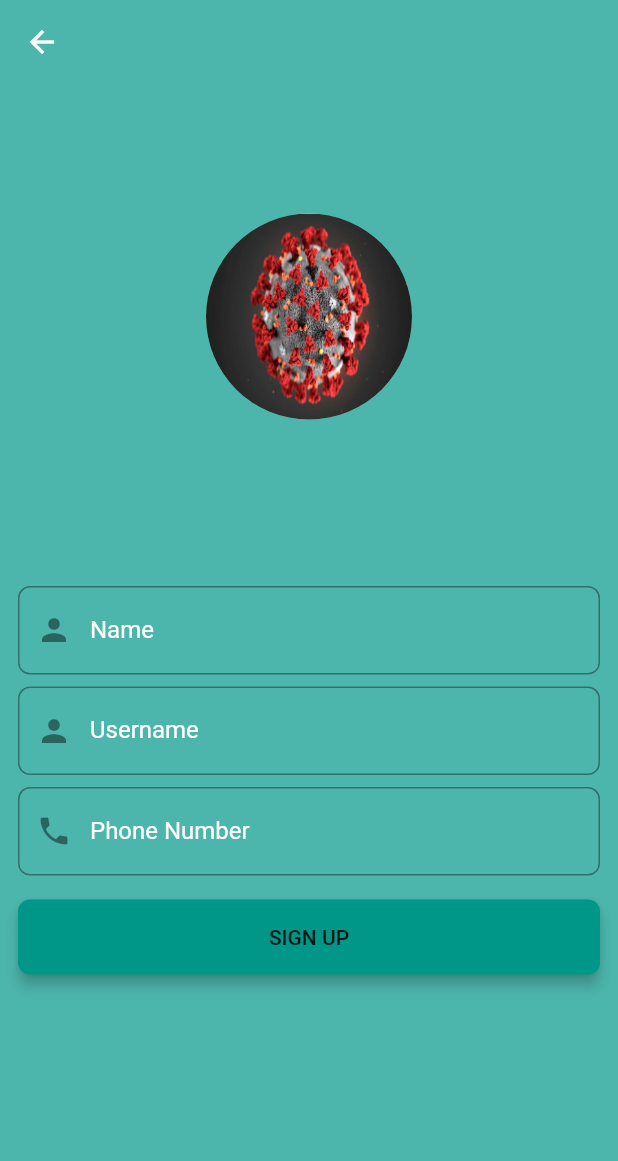
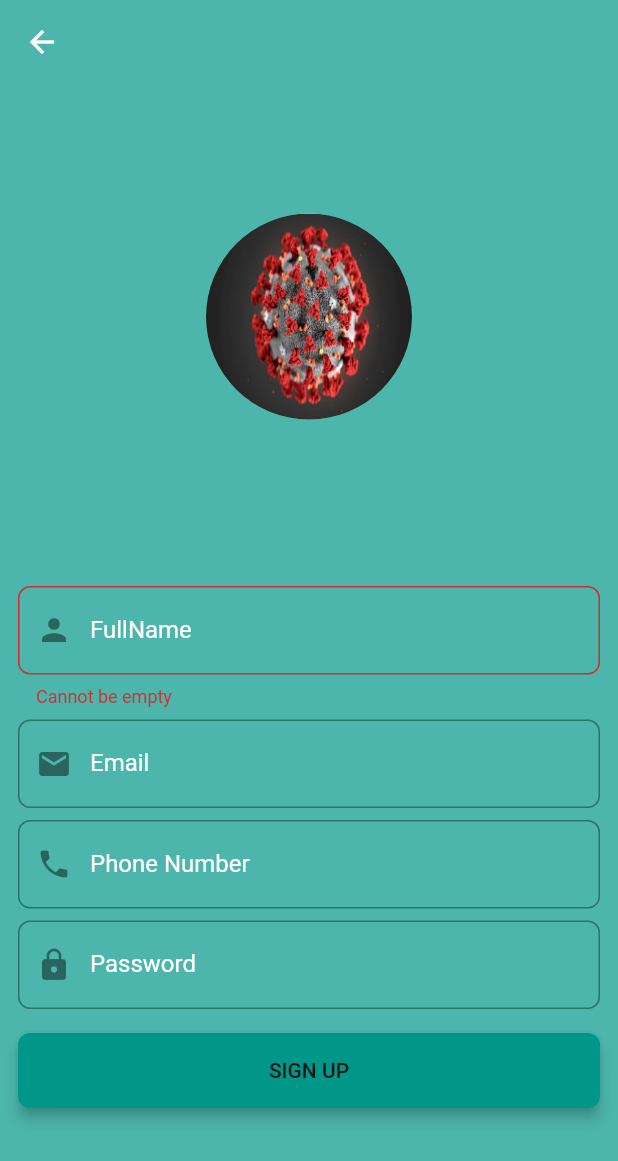
Before and after one commit to chuksmoz/2meters, a Flutter app: the screen it shows after launch, after a tap on "New User? Create account", on a phone screen of 412 x 824 dp. Shown: the top 1161 px of the screen. Run offline on Flutter 3.47's test engine with Material 2 defaults, Android fonts, the phone set to English and light mode, and no system bars; our stand-ins replace auto_route, bloc, cloud_firestore, dartz, firebase_auth, flushbar and 5 more; missing offline and left inert: nearby_connections; accounts and stored records are empty; generated files the repository leaves out were written again.

Commit message:
Pluged in Sign Up Form Bloc to Sign up form

```diff
--- /dev/null
+++ b/lib/src/application/auth/sign_up_form/sign_up_form_event.dart
@@ -0,0 +1,12 @@
+part of 'sign_up_form_bloc.dart';
+
+@freezed
+@immutable
+abstract class SignUpFormEvent with _$SignUpFormEvent{
+  const factory SignUpFormEvent.fullnameChange(String fullnameStr) =  _FullnameChange;
+  const factory SignUpFormEvent.emailChange(String emailStr) =  _EmailChange;
+  const factory SignUpFormEvent.passwordChange(String passwordStr) =  _PasswordChange;
+  const factory SignUpFormEvent.phoneNumberChange(String phoneNumbetStr) =  _PhoneNumberChange;
+  const factory SignUpFormEvent.registerUser() = _RegisterUser;
+
+}
--- /dev/null
+++ b/lib/src/application/auth/sign_up_form/sign_up_form_state.dart
@@ -0,0 +1,14 @@
+part of 'sign_up_form_bloc.dart';
+
+@freezed
+@immutable
+abstract class SignUpFormState with _$SignUpFormState{
+  factory SignUpFormState.initial() => SignUpFormState(user: User.empty(), formIsSumbmiting: false, showErrorMessage: false, authFailureOrSuccessOption: none());
+  const factory SignUpFormState({
+    @required User user,
+    @required bool formIsSumbmiting,
+    @required bool showErrorMessage,
+    @required Option<Either<AuthFailure, Unit>> authFailureOrSuccessOption,
+
+  }) = _SignUpFormState;
+}
--- a/lib/src/domain/user/user.dart
+++ b/lib/src/domain/user/user.dart
@@ -1,6 +1,8 @@
+import 'package:dartz/dartz.dart';
 import 'package:flutter/foundation.dart';
 import 'package:freezed_annotation/freezed_annotation.dart';
 import 'package:two_meters/src/domain/auth/value_object.dart';
+import 'package:two_meters/src/domain/core/failures.dart';
 
 part 'user.freezed.dart';
 
@@ -8,8 +10,26 @@ part 'user.freezed.dart';
 abstract class User with _$User {
 
    const factory User({
-    String id, @required FullName fullName, @required Email email, @required Password password, @required PhoneNumber phoneNumber,
+    String id,
+    @required FullName fullName,
+    @required Email email,
+    @required Password password,
+    @required PhoneNumber phoneNumber,
   })= _User;
 
-  factory User.empty() => User(fullName: FullName(''), email: Email(''), password: Password(''), phoneNumber: PhoneNumber(''));
+  factory User.empty() => User(
+    fullName: FullName(''),
+    email: Email(''),
+    password: Password(''),
+    phoneNumber: PhoneNumber('')
+  );
 }
+
+extension UserX on User{
+  Option<ValueFailure<dynamic>> get failureOption =>
+  fullName.failureOrUnit
+  .andThen(email.failureOrUnit)
+  .andThen(password.failureOrUnit)
+  .andThen(phoneNumber.failureOrUnit)
+  .fold((f) => some(f), (_) => none());
+}
--- a/lib/src/injectable.iconfig.dart
+++ b/lib/src/injectable.iconfig.dart
@@ -9,6 +9,7 @@ import 'package:two_meters/src/infrastructure/core/firebase_injectable_module.da
 import 'package:cloud_firestore/cloud_firestore.dart';
 import 'package:two_meters/src/infrastructure/auth/auth_repository.dart';
 import 'package:two_meters/src/domain/auth/i_auth_repository.dart';
+import 'package:two_meters/src/application/auth/sign_up_form/sign_up_form_bloc.dart';
 import 'package:two_meters/src/application/auth/auth_bloc.dart';
 import 'package:get_it/get_it.dart';
 
@@ -17,6 +18,7 @@ void $initGetIt(GetIt g, {String environment}) {
   g.registerLazySingleton<FirebaseAuth>(
       () => firebaseInjectableModule.firebaseAuth);
   g.registerLazySingleton<Firestore>(() => firebaseInjectableModule.firestore);
+  g.registerFactory<SignUpFormBloc>(() => SignUpFormBloc(g<IAuthRepository>()));
   g.registerFactory<AuthBloc>(() => AuthBloc(g<IAuthRepository>()));
 
   //Register prod Dependencies --------
--- a/lib/src/presentation/screens/sign_up/sign_up_screen.dart
+++ b/lib/src/presentation/screens/sign_up/sign_up_screen.dart
@@ -1,6 +1,10 @@
 import 'dart:ui';
 
+import 'package:flushbar/flushbar.dart';
 import 'package:flutter/material.dart';
+import 'package:flutter_bloc/flutter_bloc.dart';
+import 'package:two_meters/src/application/auth/sign_up_form/sign_up_form_bloc.dart';
+import 'package:two_meters/src/injectable.dart';
 
 class SignUpScreen extends StatelessWidget {
   //ComputeCallback();
@@ -16,8 +20,9 @@ class SignUpScreen extends StatelessWidget {
       backgroundColor: Colors.teal[300],
 
 
-      body: SingleChildScrollView(
-
+      body: BlocProvider(
+        create: (_) => getIt<SignUpFormBloc>(),
+        child: SingleChildScrollView(
         padding: EdgeInsets.all(4),
           child: Column(
             children: [
@@ -39,37 +44,103 @@ class SignUpScreen extends StatelessWidget {
               SizedBox(height: screenHeight/8),
               Container(
                 margin: EdgeInsets.all(8),
+                child: BlocConsumer<SignUpFormBloc, SignUpFormState>(
+                  listener: (_, state) =>
+                  state.authFailureOrSuccessOption.fold(
+                    () => {},
+                    (either) => either.fold(
+                      (failures) => Flushbar(
+                        message: failures.map(
+                          serverError: (_) => "System Clich",
+                          phoneNumberAlreadyInUse: (_) => "Phone Number already exit",
+                          invalidEmailAndPasswordCombination: (_) => "System Clich"
+                        ),
+
+                      ),
+                      (r) => (){}
+                    )
+                  ),
+                  builder: (context, state) =>
+                    Form(
+                      autovalidate: true,
                       child: Column(
                         children: [
                           TextFormField(
                             decoration: InputDecoration(
-                labelText: "Name",
+                              labelText: "FullName",
                               prefixIcon: Icon(Icons.person),
                               labelStyle: const TextStyle(
                                 color: Colors.white,
                               ),
                             ),
-
+                            onChanged: (value){
+                              context.bloc<SignUpFormBloc>().add(SignUpFormEvent.fullnameChange(value));
+                            },
+                            validator: (_) => state.user.fullName.value.fold(
+                              (failures) => failures.maybeMap(
+                                empty: (_) => 'Cannot be empty',
+                                orElse: () => null
+                              ),
+                              (r) => null),
                           ),
                           SizedBox(height: 8,),
                           TextFormField(
+                            keyboardType: TextInputType.emailAddress,
                             decoration: InputDecoration(
-                labelText: "Username",
-                prefixIcon: Icon(Icons.person),
+                              labelText: "Email",
+                              prefixIcon: Icon(Icons.email),
                               labelStyle: const TextStyle(
                                 color: Colors.white,
                               ),
                             ),
-
+                            onChanged: (value){
+                              context.bloc<SignUpFormBloc>().add(SignUpFormEvent.emailChange(value));
+                            },
+                            validator: (_) => state.user.email.value.fold(
+                              (failures) => failures.maybeMap(
+                                invalidEmail: (_) => "Invalid Email Address",
+                                orElse: null
+                              ),
+                              (r) => null
+                            ),
                           ),
                           SizedBox(height: 8,),
                           TextFormField(
+                            keyboardType: TextInputType.phone,
                             decoration: InputDecoration(
                               labelText: "Phone Number",
                               labelStyle: const TextStyle(
                                 color: Colors.white,
                               ),
                               prefixIcon: Icon(Icons.phone)
+                            ),
+                            onChanged: (value){
+                              context.bloc<SignUpFormBloc>().add(SignUpFormEvent.phoneNumberChange(value));
+                            },
+                            validator: (_) => state.user.phoneNumber.value.fold(
+                              (errors) => errors.maybeMap(orElse: null),
+                              (r) => null
+                            ),
+                          ),
+                          SizedBox(height: 8,),
+                          TextFormField(
+                            obscureText: true,
+                            decoration: InputDecoration(
+                              labelText: "Password",
+                              labelStyle: const TextStyle(
+                                color: Colors.white,
+                              ),
+                              prefixIcon: Icon(Icons.lock)
+                            ),
+                            onChanged: (value){
+                              context.bloc<SignUpFormBloc>().add(SignUpFormEvent.phoneNumberChange(value));
+                            },
+                            validator: (_) => state.user.phoneNumber.value.fold(
+                              (failures) => failures.maybeMap(
+
+                                orElse: null
+                              ),
+                              (r) => null
                             ),
                           ),
                           SizedBox(height: 16),
@@ -86,10 +157,13 @@ class SignUpScreen extends StatelessWidget {
                       ],
                     ),
                   ),
+                ),
+              ),
 
             ],
           )
         ),
+      ),
     );
   }
 }
--- a/pubspec.yaml
+++ b/pubspec.yaml
@@ -34,6 +34,7 @@ dependencies:
   flutter_bloc: ^4.0.0
   json_annotation: ^3.0.1
   cloud_firestore: ^0.13.5
+  flushbar: ^1.10.4
 
 
   # The following adds the Cupertino Icons font to your application.
```
Also changed, not shown: lib/src/application/auth/sign_up_form/sign_up_form_bloc.dart (added, +74 -0 lines), lib/src/application/auth/sign_up_form/sign_up_form_bloc.freezed.dart (added), pubspec.lock, 1 other file. Lines whose indentation alone changed are shown as unchanged.
